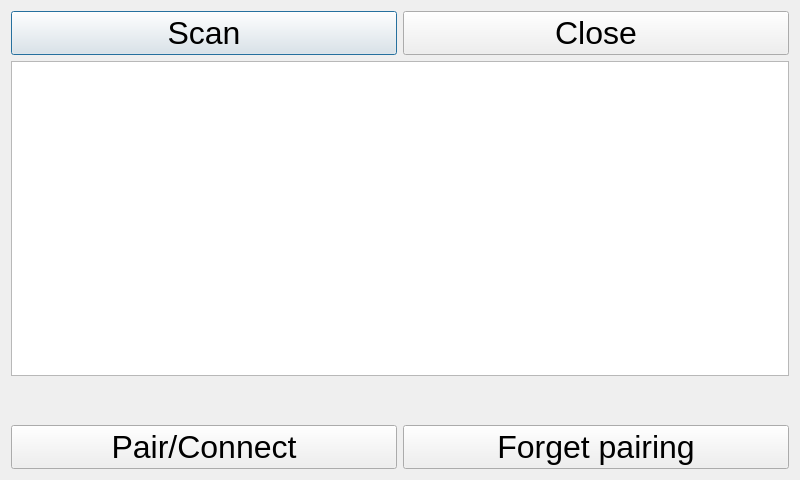
This is bluetooth/bluetoothmanager.ui in iotinga/openivi-html5 as Qt 5 draws it before an edit. The edited form follows.
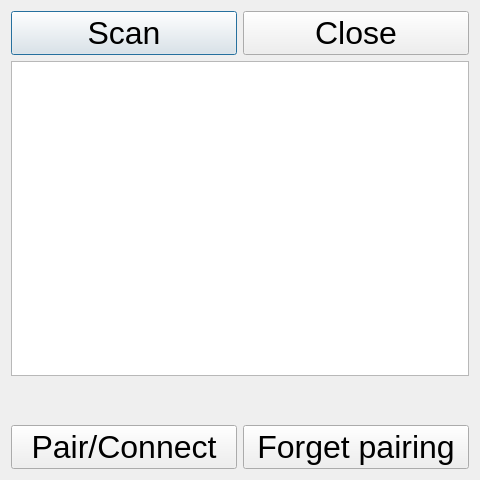
This is the edited form.

Commit message: Set windows resolution to 480x480 which is the minimum supported by MiniDash, to check if it works then on minidash by setting fullscreen. Davide

```diff
--- a/bluetooth/bluetoothmanager.ui
+++ b/bluetooth/bluetoothmanager.ui
@@ -6,7 +6,7 @@
    <rect>
     <x>0</x>
     <y>0</y>
-    <width>800</width>
+    <width>480</width>
     <height>480</height>
    </rect>
   </property>
@@ -16,18 +16,6 @@
     <verstretch>0</verstretch>
    </sizepolicy>
   </property>
-  <property name="minimumSize">
-   <size>
-    <width>800</width>
-    <height>480</height>
-   </size>
-  </property>
-  <property name="maximumSize">
-   <size>
-    <width>800</width>
-    <height>480</height>
-   </size>
-  </property>
   <property name="font">
    <font>
     <pointsize>24</pointsize>
```
The commit also changes 1 other file.
